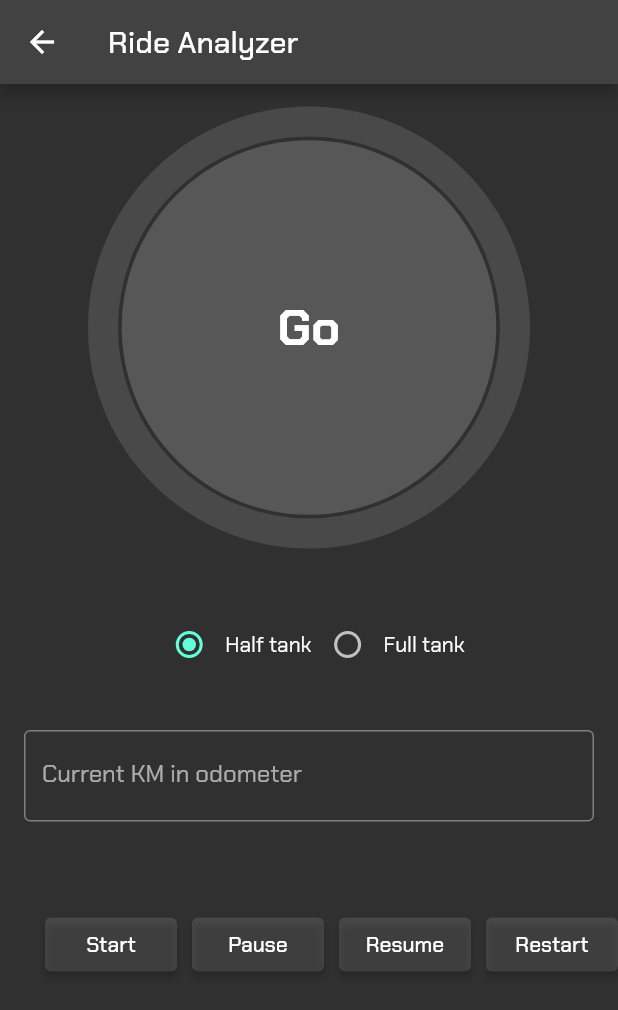
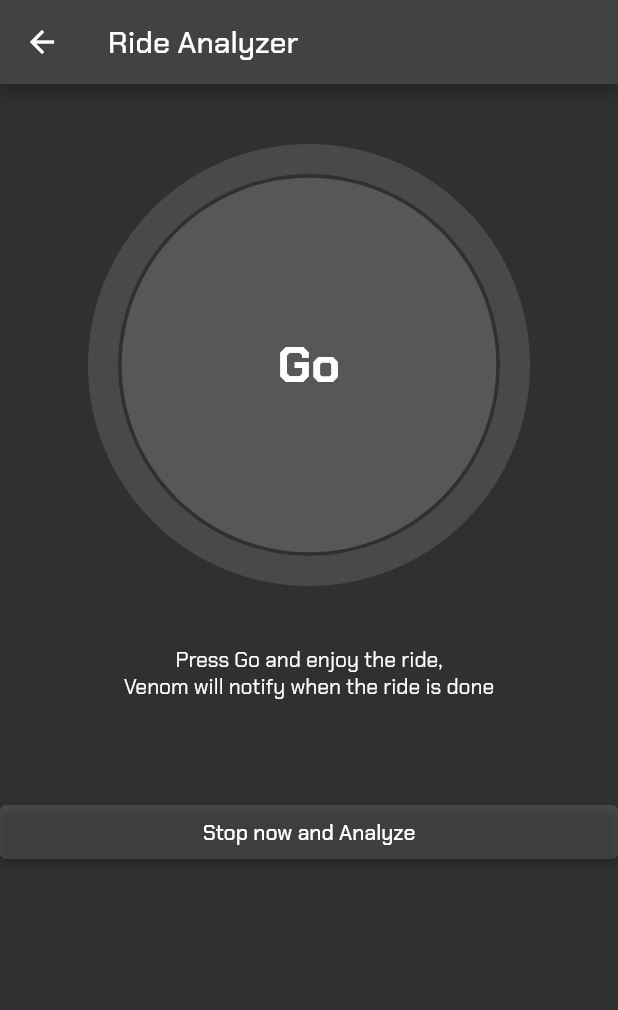
Before and after one commit to navirobayo/venom, a Flutter app: the NewRide screen opened directly with empty values, on a phone screen of 412 x 824 dp. Shown: the top 1010 px of the screen. Run offline on Flutter 3.47's test engine with Material 2 defaults, Android fonts, the phone set to English and light mode, and no system bars; drawn by our look-alikes of circular_countdown_timer; our stand-ins replace flutter_time_picker_spinner, google_fonts.

Commit message:
Analysis Screens Ready

```diff
--- a/venom/lib/components/timer_widget.dart
+++ b/venom/lib/components/timer_widget.dart
@@ -29,7 +29,7 @@ class TimerWidget extends StatelessWidget {
       strokeWidth: 20.0,
       strokeCap: StrokeCap.round,
       textStyle: const TextStyle(fontSize: 33.0, fontWeight: FontWeight.bold),
-      textFormat: CountdownTextFormat.S,
+      textFormat: CountdownTextFormat.HH_MM_SS,
       isReverse: false,
       isReverseAnimation: false,
       isTimerTextShown: true,
--- a/venom/lib/presentation/new_ride/new_ride.dart
+++ b/venom/lib/presentation/new_ride/new_ride.dart
@@ -12,59 +12,40 @@ class NewRide extends StatefulWidget {
 
 class _NewRideState extends State<NewRide> {
   late final CountDownController _controller = CountDownController();
-  late int _duration = widget.duration;
 
   @override
   Widget build(BuildContext context) {
     return Scaffold(
+      floatingActionButtonLocation: FloatingActionButtonLocation.centerFloat,
       appBar: AppBar(
         title: const Text("Ride Analyzer"),
       ),
       body: Center(
         child: ListView(children: [
           const SizedBox(
-            height: 25,
+            height: 50,
           ),
-          TimerWidget(duration: widget.duration, controller: _controller),
+          GestureDetector(
+              child: TimerWidget(
+                  duration: widget.duration, controller: _controller),
+              onTap: () => _controller.start()),
           const SizedBox(
             height: 50,
           ),
-          Row(
-            mainAxisAlignment: MainAxisAlignment.center,
-            children: [
-              Radio(
-                value: 0,
-                groupValue: 0,
-                onChanged: (value) {},
-              ),
-              const Text("Half tank"),
-              Radio(
-                value: 1,
-                groupValue: 0,
-                onChanged: (value) {},
-              ),
-              const Text("Full tank"),
-            ],
-          ),
           const SizedBox(
-            height: 25,
-          ),
-          const Padding(
-            padding: EdgeInsets.symmetric(horizontal: 16.0, vertical: 8.0),
-            child: TextField(
-              decoration: InputDecoration(
-                border: OutlineInputBorder(),
-                labelText: 'Current KM in odometer',
-              ),
-              textAlign: TextAlign.center,
-              textAlignVertical: TextAlignVertical.center,
-              keyboardType: TextInputType.number,
+            width: 300,
+            height: 100,
+            child: Column(
+              children: [
+                Text("Press Go and enjoy the ride,"),
+                Text("Venom will notify when the ride is done"),
+              ],
             ),
           ),
-          const SizedBox(
-            height: 50,
-          ),
-          Row(
+          _button(
+              title: "Stop now and Analyze",
+              onPressed: () => _controller.pause())
+          /* Row(
             mainAxisAlignment: MainAxisAlignment.center,
             children: [
               const SizedBox(
@@ -96,9 +77,13 @@ class _NewRideState extends State<NewRide> {
                 onPressed: () => _controller.restart(duration: _duration),
               ),
             ],
-          ),
+          ), */
         ]),
       ),
+      /* floatingActionButton: FloatingActionButton(
+        onPressed: () => _controller.start(),
+        child: const Icon(Icons.pause),
+      ), */
     );
   }
 
```
Also changed, not shown: venom/lib/presentation/main_menu/main_menu.dart (+6 -5 lines), venom/lib/presentation/new_ride/before_ride.dart (+6 -4 lines), venom/lib/presentation/new_ride/before_ride_2.dart (added, +71 -0 lines).
